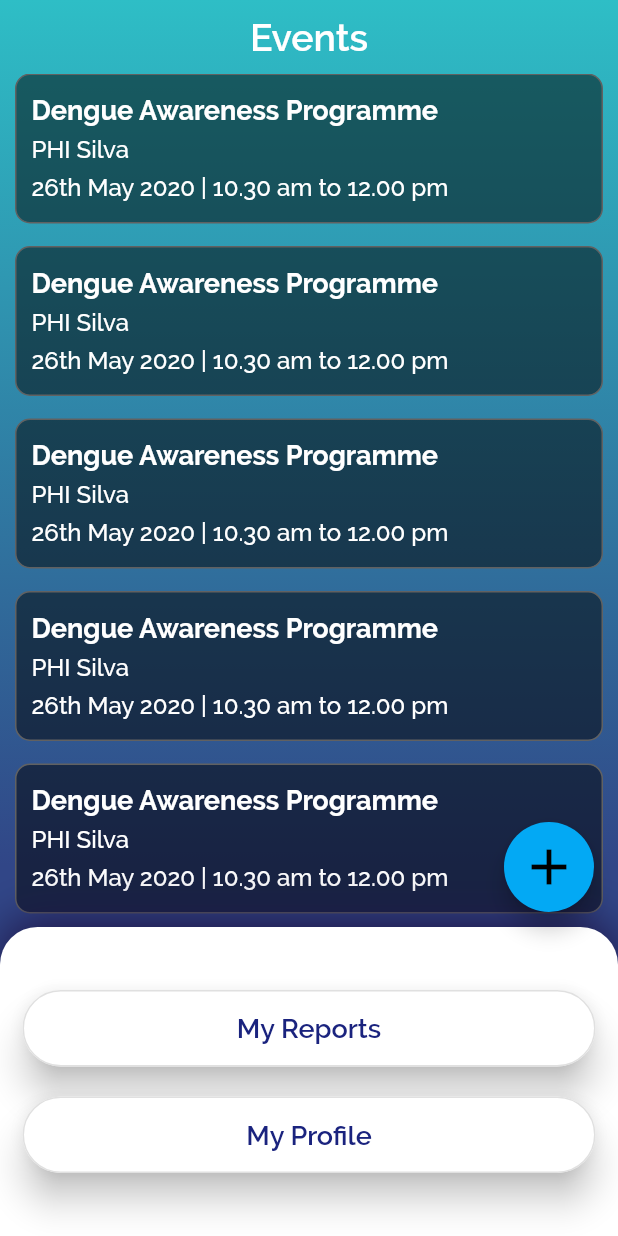
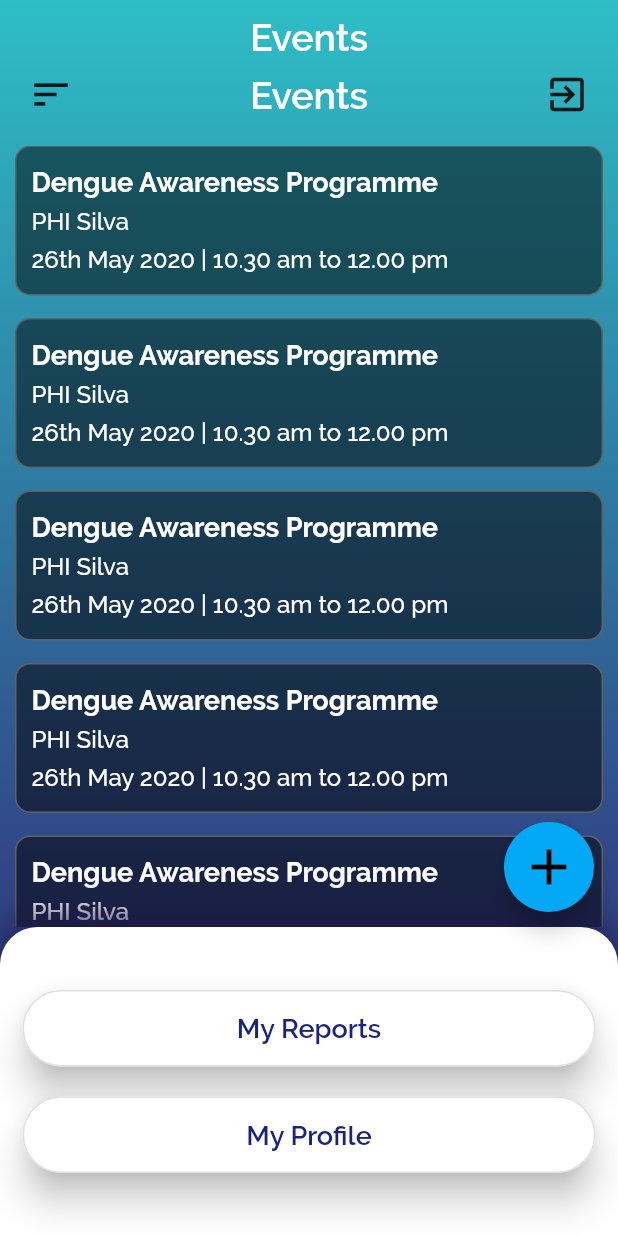
Before and after one commit to scorelab/DengueStop, a Flutter app: the Home screen opened by its route, on a phone screen of 412 x 824 dp. Run offline on Flutter 3.47's test engine with Material 2 defaults, Android fonts, the light colour scheme and no system bars; our stand-ins replace email_validator, flutter_secure_storage, geolocator, shared_preferences; missing offline and left inert: password_hash; accounts and stored records are empty.

Commit message:
Add user logout functionality

```diff
--- a/dengue_app/lib/views/home.dart
+++ b/dengue_app/lib/views/home.dart
@@ -1,4 +1,5 @@
 import 'package:flutter/material.dart';
+import 'package:dengue_app/services/user_service.dart';
 
 class Home extends StatelessWidget {
   @override
@@ -72,6 +73,7 @@ class _EventsState extends State<EventList> {
                     fontSize: 25.0,
                     color: Colors.white)),
           ),
+          TopToolBar(),
           SizedBox(height: 10.0),
           Expanded(
             child: Container(
@@ -91,6 +93,90 @@ class _EventsState extends State<EventList> {
                   }),
             ),
           )
+        ],
+      ),
+    );
+  }
+}
+
+class TopToolBar extends StatelessWidget {
+  final userService = UserService();
+
+  logoutUser(context) async {
+    bool result = await userService.logoutUser();
+    if (result == true) {
+      Navigator.pop(context);
+    }
+  }
+
+  showLogoutConfirmation(BuildContext context) {
+    Widget yesButton = FlatButton(
+      child: Text("Yes", style: TextStyle(color: Colors.red)),
+      onPressed: () {
+        // logout the user
+        logoutUser(context);
+        // dismiss the popup
+        Navigator.of(context).pop();
+      },
+    );
+
+    Widget noButton = FlatButton(
+      child: Text("No"),
+      onPressed: () {
+        // dismiss the popup
+        Navigator.of(context).pop();
+      },
+    );
+
+    // set up the AlertDialog
+    AlertDialog alert = AlertDialog(
+      title: Text("Logging Out..."),
+      content: Text("Do you want to logout from Dengue Stop?"),
+      actions: [
+        noButton,
+        yesButton,
+      ],
+    );
+
+    showDialog(
+      context: context,
+      builder: (BuildContext context) {
+        return alert;
+      },
+    );
+  }
+
+  @override
+  Widget build(BuildContext context) {
+    return Padding(
+      padding: const EdgeInsets.symmetric(horizontal: 10),
+      child: Row(
+        mainAxisAlignment: MainAxisAlignment.spaceBetween,
+        children: <Widget>[
+          Material(
+            color: Colors.transparent,
+            child: IconButton(
+              icon: Icon(Icons.sort, size: 30),
+              onPressed: () {},
+            ),
+          ),
+          Text('Events',
+              style: TextStyle(
+                  fontWeight: FontWeight.w600,
+                  fontSize: 25.0,
+                  color: Colors.white)),
+          Material(
+            color: Colors.transparent,
+            child: IconButton(
+                icon: Icon(
+                  Icons.exit_to_app,
+                  size: 30,
+                ),
+                onPressed: () {
+                  // logout confirmation
+                  showLogoutConfirmation(context);
+                }),
+          ),
         ],
       ),
     );
```
Also changed, not shown: dengue_app/lib/services/user_service.dart (+8 -0 lines).
